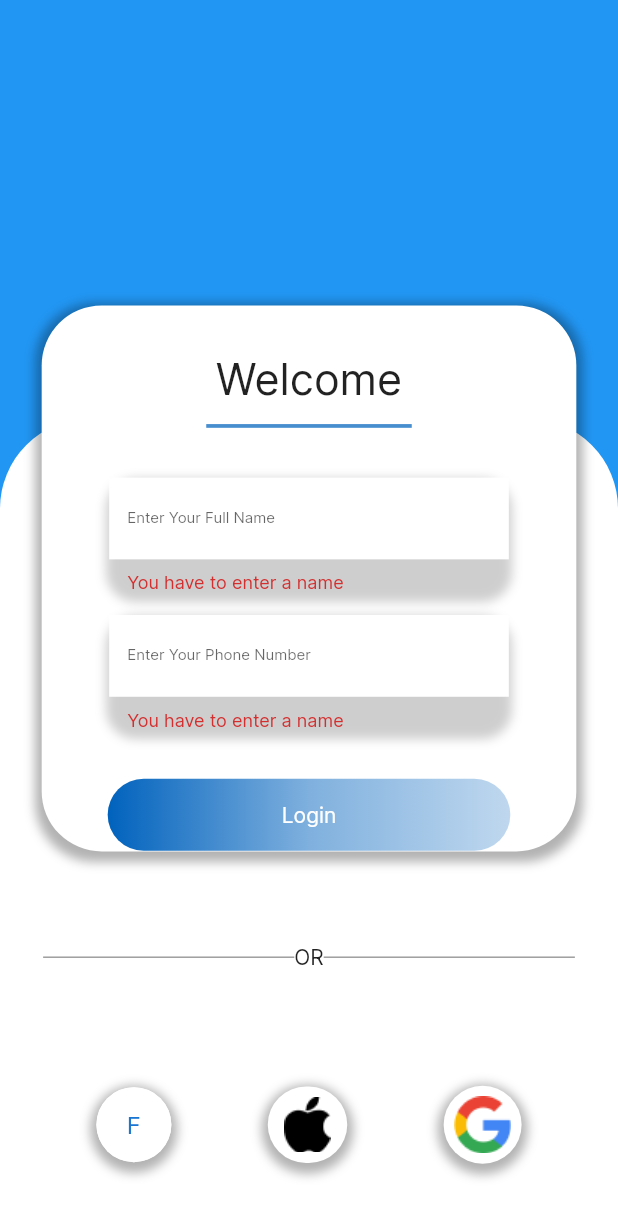
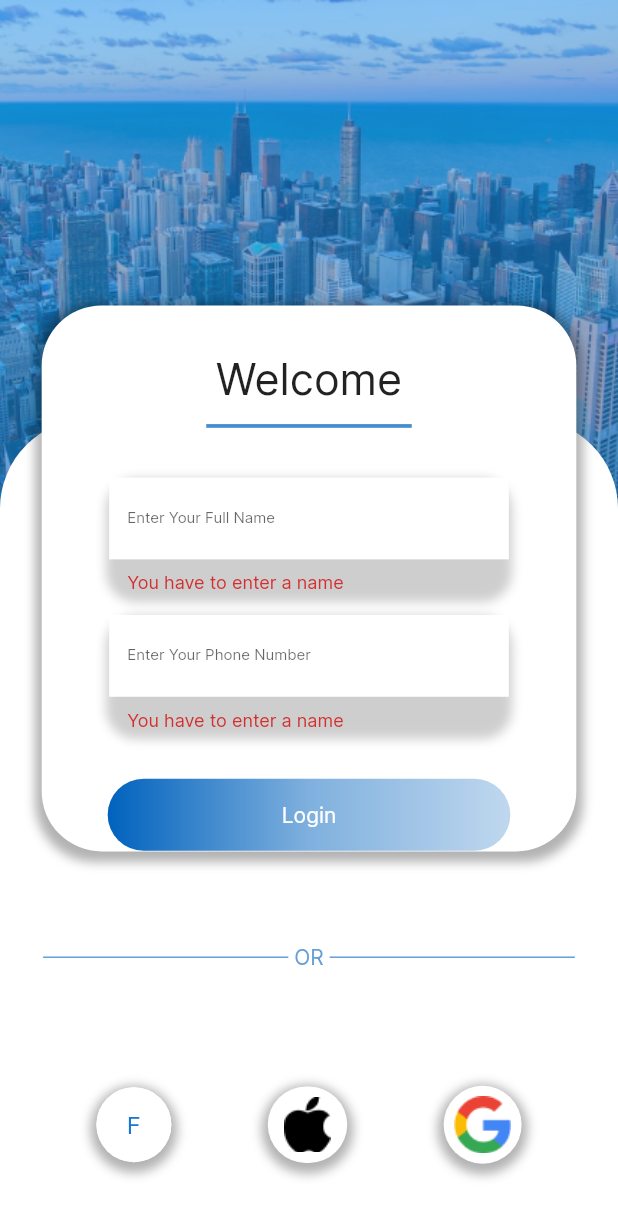
Before and after one commit to assem32/maged_tasks, a Flutter app: the HomeLayout screen opened directly, after a tap on "Login", on a phone screen of 412 x 824 dp. Shown: the top 1218 px of the screen. Run offline on Flutter 3.47's test engine with Material 2 defaults, Android fonts, the phone set to English and light mode, and no system bars; our stand-ins replace bloc, dio, flutter_bloc, flutter_translate, fluttertoast, shared_preferences and 1 more; accounts and stored records are empty; network calls fail.

Commit message:
some updates

```diff
--- a/lib/business_logic/global_cubit/global_cubit.dart
+++ b/lib/business_logic/global_cubit/global_cubit.dart
@@ -34,7 +34,8 @@ class GlobalCubit extends Cubit<GlobalState> {
     }).then((value) {
       phoneCub=phone;
       codeCub=value.data['code'];
-      emit(VerifySuccessState());
+
+      emit(VerifySuccessState(codeCub));
     }).catchError((error){
       print(error.toString());
       emit(VerifyErrorState());
--- a/lib/business_logic/global_cubit/global_state.dart
+++ b/lib/business_logic/global_cubit/global_state.dart
@@ -11,7 +11,11 @@ class HelpPageState extends GlobalState {}
 
 class LogoutState extends GlobalState {}
 
-class VerifySuccessState extends GlobalState {}
+class VerifySuccessState extends GlobalState {
+  final String otpCode;
+  VerifySuccessState(this.otpCode);
+
+}
 
 class VerifyErrorState extends GlobalState {}
 
--- a/lib/main.dart
+++ b/lib/main.dart
@@ -68,7 +68,7 @@ class _MyAppState extends State<MyApp> {
           Intl.defaultLocale = value.languageCode;
         });
       } catch (e) {
-        showToast(e.toString());
+        showToast(e.toString(),context);
       }
     };
   }
--- a/lib/presentation/layout/home_layout.dart
+++ b/lib/presentation/layout/home_layout.dart
@@ -7,6 +7,7 @@ import 'package:magedsoft/presentation/view/login.dart';
 import 'package:magedsoft/presentation/screens/shared/component.dart';
 import 'package:magedsoft/presentation/view/help.dart';
 import 'package:magedsoft/presentation/view/product_details.dart';
+import 'package:magedsoft/presentation/widget/category.dart';
 
 class HomeLayout extends StatelessWidget {
   const HomeLayout({Key? key}) : super(key: key);
@@ -170,7 +171,7 @@ class HomeLayout extends StatelessWidget {
                           ),
                         ],
                       ),
-                      GridView.builder(
+                      GlobalCubit.get(context).product.isEmpty?CircularProgressIndicator():GridView.builder(
                         padding: EdgeInsets.only(bottom: 50),
                         gridDelegate: SliverGridDelegateWithFixedCrossAxisCount(
                             crossAxisCount: 2,
--- a/lib/presentation/screens/shared/component.dart
+++ b/lib/presentation/screens/shared/component.dart
@@ -1,132 +1,132 @@
-import 'package:flutter/material.dart';
-import 'package:flutter/services.dart';
-
-Widget defaultFormFiled({label,context,controller,keyboard,Function(String)? validate})=>Container(
-                          decoration: BoxDecoration(
-                            borderRadius: BorderRadius.circular(20),
-                            boxShadow: [
-                              BoxShadow(
-                                color: Colors.grey.withOpacity(0.5),
-                                spreadRadius: 2,
-                                blurRadius: 5,
-                                offset: Offset(0, 3), // changes the position of the shadow
-                              ),
-                            ],
-                          ),
-                          child: TextFormField(
-                            validator: (v){
-                              return validate!(v!);
-                            },
-                            keyboardType: keyboard,
-                            controller: controller,
-                            decoration: InputDecoration(
-                              fillColor: Colors.white,
-                              filled: true,
-                              border: InputBorder.none,
-                              labelText: '$label',
-                              labelStyle: TextStyle(fontSize: 10),
-                              enabledBorder: OutlineInputBorder(
-                                borderSide: BorderSide(color: Colors.transparent),
-                                borderRadius: BorderRadius.circular(20.0),
-                              ),
-                            ),
-                          ),
-                        );
-
-Widget chooseCategory({width,text,path,selected})=>Container(
-    width: width*0.3,
-    child: Padding(
-      padding:  EdgeInsets.all(width*0.013953488372093),
-      child: Row(
-        children: [Container(
-          decoration: BoxDecoration(
-            color: Colors.white,
-            borderRadius: BorderRadius.circular(50),
-              boxShadow: [
-                BoxShadow(
-                  color: Colors.grey.withOpacity(0.5),
-                  spreadRadius: 2,
-                  blurRadius: 5,
-                  offset: Offset(0, 3), // changes the position of the shadow
-                ),
-              ]
-          ),
-            child: Padding(
-              padding:  EdgeInsets.all(width*0.013953488372093),
-              child: Image.asset( '$path',width: width*0.0651162790697674,height:width*0.0651162790697674),
-            )
-        ),
-          SizedBox(
-            width: width*0.0302325581395349,
-          ),
-          Text('$text',style: TextStyle(color: selected==true?Colors.white:Colors.black),),
-        ],
-      ),
-    ),
-    decoration: BoxDecoration(
-      color: selected==true?Color(0xff0062BD):Colors.white,
-      borderRadius: BorderRadius.circular(25),
-      boxShadow: [
-        BoxShadow(
-          color: Colors.grey.withOpacity(0.5),
-          spreadRadius: 2,
-          blurRadius: 5,
-          offset:
-          Offset(0, 3), // changes the position of the shadow
-        ),
-      ],
-    )
-);
-
-
-Widget otpFormFiled({width,height,controller,context})=>Container(
-  width:width*0.1627906976744186,
-  height: height*0.080563947633434,
-
-  decoration: BoxDecoration(
-      boxShadow: [
-        BoxShadow(
-          color: Colors.black.withOpacity(0.3),
-          spreadRadius: 4,
-          blurRadius: 5,
-          offset:
-          Offset(0, 3), // changes position of shadow
-        ),
-      ],
-      color: Colors.white,
-      borderRadius: BorderRadius.circular(15)),
-  child: TextField(
-    controller: controller,
-    onChanged: (value){
-      if(value.length==1)
-        FocusScope.of(context).nextFocus();
-    },
-    textAlign: TextAlign.center,
-    decoration: InputDecoration(
-      border: InputBorder.none
-    ),
-    keyboardType: TextInputType.number,
-    inputFormatters: [
-      LengthLimitingTextInputFormatter(1),
-      FilteringTextInputFormatter.digitsOnly
-    ],
-  ),
-);
-
-Widget defaultButton(function,text)=>Container(
-
-  decoration: BoxDecoration(
-      borderRadius: BorderRadius.circular(50),
-      gradient: LinearGradient(
-        colors: [Color(0xff0062BD), Color(0xff0062BD).withOpacity(0.5),Color(0xff0062BD).withOpacity(0.25)],
-        begin: Alignment.centerLeft,
-        end: Alignment.centerRight,
-      )
-  ),
-  child: MaterialButton(
-
-    minWidth: double.infinity,
-    onPressed: (){
-      function();
-    },child: Text('$text',style: TextStyle(color: Colors.white),),),
-);
+// import 'package:flutter/material.dart';
+// import 'package:flutter/services.dart';
+//
+// Widget defaultFormFiled({label,context,controller,keyboard,Function(String)? validate})=>Container(
+//                           decoration: BoxDecoration(
+//                             borderRadius: BorderRadius.circular(20),
+//                             boxShadow: [
+//                               BoxShadow(
+//                                 color: Colors.grey.withOpacity(0.5),
+//                                 spreadRadius: 2,
+//                                 blurRadius: 5,
+//                                 offset: Offset(0, 3), // changes the position of the shadow
+//                               ),
+//                             ],
+//                           ),
+//                           child: TextFormField(
+//                             validator: (v){
+//                               return validate!(v!);
+//                             },
+//                             keyboardType: keyboard,
+//                             controller: controller,
+//                             decoration: InputDecoration(
+//                               fillColor: Colors.white,
+//                               filled: true,
+//                               border: InputBorder.none,
+//                               labelText: '$label',
+//                               labelStyle: TextStyle(fontSize: 10),
+//                               enabledBorder: OutlineInputBorder(
+//                                 borderSide: BorderSide(color: Colors.transparent),
+//                                 borderRadius: BorderRadius.circular(20.0),
+//                               ),
+//                             ),
+//                           ),
+//                         );
+//
+// Widget chooseCategory({width,text,path,selected})=>Container(
+//     width: width*0.3,
+//     child: Padding(
+//       padding:  EdgeInsets.all(width*0.013953488372093),
+//       child: Row(
+//         children: [Container(
+//           decoration: BoxDecoration(
+//             color: Colors.white,
+//             borderRadius: BorderRadius.circular(50),
+//               boxShadow: [
+//                 BoxShadow(
+//                   color: Colors.grey.withOpacity(0.5),
+//                   spreadRadius: 2,
+//                   blurRadius: 5,
+//                   offset: Offset(0, 3), // changes the position of the shadow
+//                 ),
+//               ]
+//           ),
+//             child: Padding(
+//               padding:  EdgeInsets.all(width*0.013953488372093),
+//               child: Image.asset( '$path',width: width*0.0651162790697674,height:width*0.0651162790697674),
+//             )
+//         ),
+//           SizedBox(
+//             width: width*0.0302325581395349,
+//           ),
+//           Text('$text',style: TextStyle(color: selected==true?Colors.white:Colors.black),),
+//         ],
+//       ),
+//     ),
+//     decoration: BoxDecoration(
+//       color: selected==true?Color(0xff0062BD):Colors.white,
+//       borderRadius: BorderRadius.circular(25),
+//       boxShadow: [
+//         BoxShadow(
+//           color: Colors.grey.withOpacity(0.5),
+//           spreadRadius: 2,
+//           blurRadius: 5,
+//           offset:
+//           Offset(0, 3), // changes the position of the shadow
+//         ),
+//       ],
+//     )
+// );
+//
+//
+// Widget otpFormFiled({width,height,controller,context})=>Container(
+//   width:width*0.1627906976744186,
+//   height: height*0.080563947633434,
+//
+//   decoration: BoxDecoration(
+//       boxShadow: [
+//         BoxShadow(
+//           color: Colors.black.withOpacity(0.3),
+//           spreadRadius: 4,
+//           blurRadius: 5,
+//           offset:
+//           Offset(0, 3), // changes position of shadow
+//         ),
+//       ],
+//       color: Colors.white,
+//       borderRadius: BorderRadius.circular(15)),
+//   child: TextField(
+//     controller: controller,
+//     onChanged: (value){
+//       if(value.length==1)
+//         FocusScope.of(context).nextFocus();
+//     },
+//     textAlign: TextAlign.center,
+//     decoration: InputDecoration(
+//       border: InputBorder.none
+//     ),
+//     keyboardType: TextInputType.number,
+//     inputFormatters: [
+//       LengthLimitingTextInputFormatter(1),
+//       FilteringTextInputFormatter.digitsOnly
+//     ],
+//   ),
+// );
+//
+// Widget defaultButton(function,text)=>Container(
+//
+//   decoration: BoxDecoration(
+//       borderRadius: BorderRadius.circular(50),
+//       gradient: LinearGradient(
+//         colors: [Color(0xff0062BD), Color(0xff0062BD).withOpacity(0.5),Color(0xff0062BD).withOpacity(0.25)],
+//         begin: Alignment.centerLeft,
+//         end: Alignment.centerRight,
+//       )
+//   ),
+//   child: MaterialButton(
+//
+//     minWidth: double.infinity,
+//     onPressed: (){
+//       function();
+//     },child: Text('$text',style: TextStyle(color: Colors.white),),),
+// );
--- a/lib/presentation/styles/assets_manger.dart
+++ b/lib/presentation/styles/assets_manger.dart
@@ -1,4 +1,4 @@
-String imageDir='assets/image';
+String imageDir='assets/images';
 
 class AssetsManger{
   static String trophy='$imageDir/vector-trophy-cup-icon 2.png';
@@ -8,4 +8,5 @@ class AssetsManger{
   static String ios='$imageDir/ios 1.png';
   static String razer='$imageDir/Razer-Logo 2.png';
   static String detailsLaptop='$imageDir/2630-1-en-v2 1.png';
+  static String background='$imageDir/background.png';
 }
--- a/lib/presentation/styles/colors.dart
+++ b/lib/presentation/styles/colors.dart
@@ -3,4 +3,6 @@ import 'package:flutter/material.dart';
 class AppColor{
   static const Color white = Color(0xFFFFFFFF);
   static const Color blue = Color(0xff0062BD);
+  static const Color lightBlue = Color(0xff639FD7);
+  static const Color lightGray = Color(0xffB1B1B1);
 }
--- a/lib/presentation/view/help.dart
+++ b/lib/presentation/view/help.dart
@@ -2,6 +2,8 @@ import 'package:flutter/material.dart';
 import 'package:flutter_bloc/flutter_bloc.dart';
 import 'package:magedsoft/business_logic/global_cubit/global_cubit.dart';
 import 'package:magedsoft/presentation/screens/shared/component.dart';
+import 'package:magedsoft/presentation/styles/colors.dart';
+import 'package:magedsoft/presentation/widget/button.dart';
 
 class HelpPage extends StatelessWidget {
   const HelpPage({Key? key}) : super(key: key);
@@ -30,7 +32,8 @@ class HelpPage extends StatelessWidget {
                   child: Column(
                     children: [
                       Text('Help',style: TextStyle(color: Colors.white,fontSize: 30),),
-                      Expanded(child: ListView.separated(itemBuilder: (context,index)=>Padding(
+
+                      GlobalCubit.get(context).helpList.isEmpty?CircularProgressIndicator(color: AppColor.blue,):Expanded(child: ListView.separated(itemBuilder: (context,index)=>Padding(
                         padding: EdgeInsets.symmetric(horizontal: width*0.0395348837209302,vertical: height*0.027190332326284),
                         child: Container(
                           decoration: BoxDecoration(
--- a/lib/presentation/view/login.dart
+++ b/lib/presentation/view/login.dart
@@ -4,7 +4,12 @@ import 'package:magedsoft/business_logic/global_cubit/global_cubit.dart';
 import 'package:magedsoft/constants/page_const.dart';
 import 'package:magedsoft/presentation/layout/home_layout.dart';
 import 'package:magedsoft/presentation/screens/shared/component.dart';
+import 'package:magedsoft/presentation/styles/assets_manger.dart';
+import 'package:magedsoft/presentation/styles/colors.dart';
 import 'package:magedsoft/presentation/view/otp.dart';
+import 'package:magedsoft/presentation/widget/button.dart';
+import 'package:magedsoft/presentation/widget/text_formfield.dart';
+import 'package:magedsoft/presentation/widget/toast.dart';
 
 final _formKey = GlobalKey<FormState>();
 var nameController=TextEditingController();
@@ -18,6 +23,7 @@ class LoginPage extends StatelessWidget {
     return BlocConsumer<GlobalCubit,GlobalState>(
       listener: (context,state){
         if(state is VerifySuccessState){
+          showToast('your otp is ${state.otpCode}',context);
           Navigator.pushNamed(context, otp);
         }
       },
@@ -29,10 +35,15 @@ class LoginPage extends StatelessWidget {
             child: Stack(
               children: [
                 SingleChildScrollView(
-                  child: Container(
-                    height: MediaQuery.of(context).size.height,
-                    width: MediaQuery.of(context).size.width ,
-                    color: Colors.blue,
+                  child: Stack(
+                    children: [
+                      Image.asset(AssetsManger.background,fit: BoxFit.fitHeight),
+                      Container(
+                        height: MediaQuery.of(context).size.height,
+                        width: MediaQuery.of(context).size.width ,
+                        color: Colors.blue.withOpacity(0.5),
+                      ),
+                    ],
                   ),
                 ),
                 Align(
@@ -59,15 +70,18 @@ class LoginPage extends StatelessWidget {
                                 child: Container(
                                   height: 1,
                                   width: double.infinity,
-                                  color: Colors.grey,
+                                  color: AppColor.lightBlue,
                                 ),
                               ),
-                              Text('OR'),
+                              Padding(
+                                padding: const EdgeInsets.symmetric(horizontal: 4),
+                                child: Text('OR',style: TextStyle(color: AppColor.lightBlue),),
+                              ),
                               Expanded(
                                 child: Container(
                                   height: 1,
                                   width: double.infinity,
-                                  color: Colors.grey,
+                                  color: AppColor.lightBlue,
                                 ),
                               ),
                             ],
--- a/lib/presentation/view/otp.dart
+++ b/lib/presentation/view/otp.dart
@@ -4,6 +4,9 @@ import 'package:flutter_bloc/flutter_bloc.dart';
 import 'package:magedsoft/business_logic/global_cubit/global_cubit.dart';
 import 'package:magedsoft/presentation/layout/home_layout.dart';
 import 'package:magedsoft/presentation/screens/shared/component.dart';
+import 'package:magedsoft/presentation/widget/button.dart';
+import 'package:magedsoft/presentation/widget/otp_form.dart';
+import 'package:magedsoft/presentation/widget/toast.dart';
 
 var first=TextEditingController();
 var seconed=TextEditingController();
@@ -20,6 +23,7 @@ class OTPPage extends StatelessWidget {
     return BlocConsumer<GlobalCubit,GlobalState>(
       listener: (context,state){
         if(state is VerifyOTPSuccessState){
+          showToast('Account Verified', context);
           Navigator.pushAndRemoveUntil(context, MaterialPageRoute(builder: (context)=>HomeLayout()), (route) => false);
         }
       },
--- a/lib/presentation/widget/text_formfield.dart
+++ b/lib/presentation/widget/text_formfield.dart
@@ -13,6 +13,9 @@ Widget defaultFormFiled({label,context,controller,keyboard,Function(String)? val
     ],
   ),
   child: TextFormField(
+    focusNode: FocusNode(
+
+    ),
     validator: (v){
       return validate!(v!);
     },
--- a/lib/presentation/widget/toast.dart
+++ b/lib/presentation/widget/toast.dart
@@ -1,13 +1,16 @@
 import 'package:flutter/material.dart';
 import 'package:fluttertoast/fluttertoast.dart';
+import 'package:magedsoft/presentation/styles/colors.dart';
 
 final FToast fToast = FToast();
-showToast(String? text) {
+showToast(String? text,context) {
+  fToast.init(context);
   Widget toast = Container(
     padding: const EdgeInsets.symmetric(horizontal: 24.0, vertical: 12.0),
     decoration: BoxDecoration(
+
       borderRadius: BorderRadius.circular(25.0),
-      //color: AppColors.lightGray,
+      color: AppColor.lightGray,
     ),
     child: Text(text!),
   );
```
Also changed, not shown: assets/images/background.png (added).
